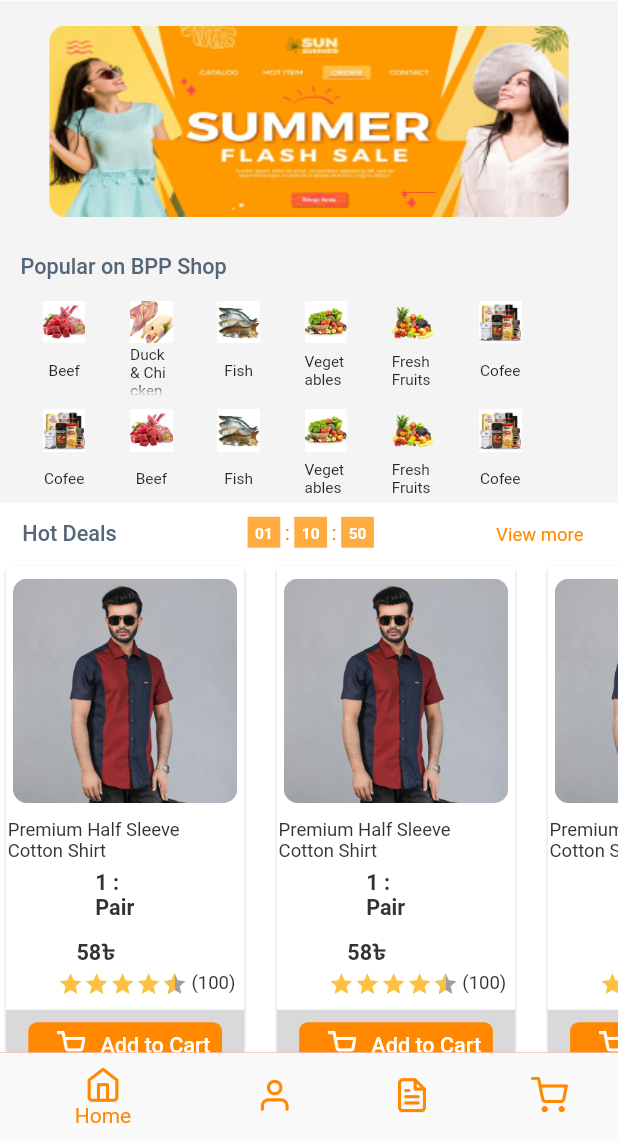
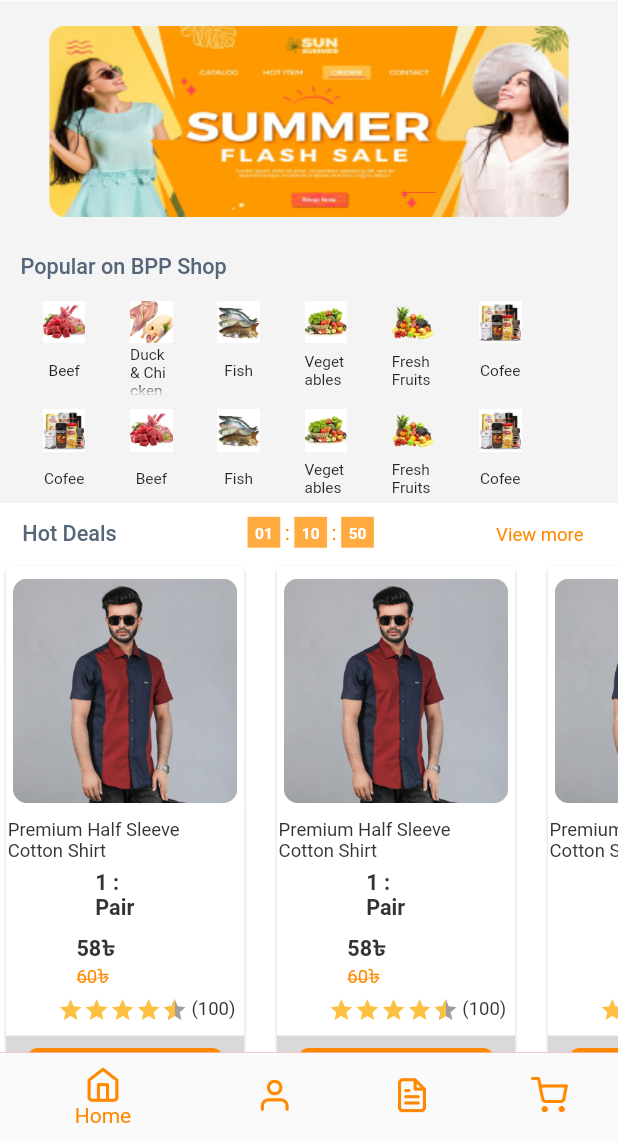
Before and after one commit to asif-excelitai/bpp_seller_ui, a Flutter app: the screen it shows after launch, on a phone screen of 412 x 824 dp, the part 95-1236 px from its top. Run offline on Flutter 3.47's test engine with Material 2 defaults, Android fonts, the phone set to English and light mode, and no system bars; drawn by our look-alikes of carousel_slider, dots_indicator, flutter_rating_bar; our stand-ins replace flutter_screenutil, slide_countdown.

Commit message:
discount sample model class start

```diff
--- a/lib/screens/Home_Screen/homescreen.dart
+++ b/lib/screens/Home_Screen/homescreen.dart
@@ -1,4 +1,3 @@
-import 'dart:developer';
 import 'package:bpp_seller_ans/screens/Home_Screen/widgets/Sub_category/popularOnbppShop.dart';
 import 'package:bpp_seller_ans/screens/Home_Screen/widgets/customAppbar.dart';
 import 'package:bpp_seller_ans/screens/Home_Screen/widgets/custom_Drawer.dart';
@@ -6,7 +5,7 @@ import 'package:flutter/material.dart';
 import 'package:flutter/services.dart';
 import 'package:flutter_screenutil/flutter_screenutil.dart';
 import 'widgets/carousal_slider.dart';
-import 'widgets/hot_deals_feather.dart';
+import 'widgets/Sub_category/hot_deals_feather.dart';
 
 
 class Homepage extends StatefulWidget {
@@ -51,14 +50,30 @@ class _HomepageState extends State<Homepage> {
           children: [
             Padding(
               padding: EdgeInsets.only( top: 16.h,right: 12.w,left: 12.w),
-              child: Column(
+              child:const  Column(
                 children: [
                   HomepageCarousalSlider(),
                   PopularOnBppShop()
                 ],
               ),
             ),
-           const HotdealsFeathers(),
+              HotdealsFeathers(),
+            Container(
+              margin: EdgeInsets.only(top: 30.h),
+              height: 122.h,
+              child:Row(
+                children: [
+                  Container(
+                    decoration: BoxDecoration(
+                      borderRadius: BorderRadius.circular(5),
+                    ),
+                    margin: EdgeInsets.only(left: 12.w,top: 18.h,bottom: 24.h),
+                    // height: 80.h,width: 220.w,
+                    child: Image.asset("assets/images/discount_sale/discount sale 1.png",height: 80.h,width: 220.w,),
+                  )
+                ],
+              ) ,
+            )
 
           ],
         ),
@@ -77,7 +92,7 @@ class _HomepageState extends State<Homepage> {
         ),
         child: BottomNavigationBar(
           onTap: (index) {
-            log("=========tapped on  $index");
+            // log("=========tapped on  $index");
             setState(() {
               _currentIndex= index;
             });
--- a/lib/screens/Home_Screen/widgets/hot_deals_feather.dart
+++ b/lib/screens/Home_Screen/widgets/Sub_category/hot_deals_feather.dart
@@ -2,9 +2,9 @@ import 'package:flutter/material.dart';
 import 'package:flutter_rating_bar/flutter_rating_bar.dart';
 import 'package:flutter_screenutil/flutter_screenutil.dart';
 
-import '../../../Model/hot_deals_product.dart';
-import 'add_to_cart_button.dart';
-import 'timer_countdown.dart';
+import '../../../../Model/hot_deals_product.dart';
+import '../add_to_cart_button.dart';
+import '../timer_countdown.dart';
 
 class HotdealsFeathers extends StatelessWidget {
   const HotdealsFeathers({
@@ -17,7 +17,7 @@ class HotdealsFeathers extends StatelessWidget {
       // margin: EdgeInsets.only(top: 0.h),
       height: 383.h,
       width: 360.w,
-      color: Color(0xFFFFFFFF),
+      color: const Color(0xFFFFFFFF),
       // color: Colors.red,
       child: Padding(
         padding:  EdgeInsets.only(top: 9.0.h),
@@ -35,7 +35,7 @@ class HotdealsFeathers extends StatelessWidget {
                     width: 66.w,
                     margin: EdgeInsets.only(top: 3.h,left: 13.w),
                     child: Text("Hot Deals",style: TextStyle(
-                      color:Color(0xFF546678),
+                      color:const Color(0xFF546678),
                       fontSize: 14.sp,
                       fontWeight: FontWeight.w500,
                     )),
@@ -47,7 +47,7 @@ class HotdealsFeathers extends StatelessWidget {
                       height: 15.h,
                       width: 60.w,
                       child: Text("View more",style: TextStyle(
-                          color: Color(0xFFFF8800),
+                          color: const Color(0xFFFF8800),
                           fontWeight: FontWeight.w400,
                           fontSize: 12.sp
 
@@ -60,7 +60,7 @@ class HotdealsFeathers extends StatelessWidget {
             Container(
               margin: EdgeInsets.only(top: 8.0),
               height: 322.h,
-              color: Color(0xFFFFFFFF),
+              color: const Color(0xFFFFFFFF),
               child:GridView.builder(
                 scrollDirection: Axis.horizontal,
                   gridDelegate: SliverGridDelegateWithFixedCrossAxisCount(
@@ -82,7 +82,7 @@ class HotdealsFeathers extends StatelessWidget {
                           Padding(
                             padding: EdgeInsets.only(top:6.h,right: 7.w,left: 1.w),
                             child: Text("${hotDealsList[index].productName}",overflow: TextOverflow.fade,style: TextStyle(
-                              color: Color(0xFF333333),
+                              color: const Color(0xFF333333),
                               fontWeight: FontWeight.w400,
                               fontSize: 12.sp
                             ),),
@@ -90,15 +90,15 @@ class HotdealsFeathers extends StatelessWidget {
                           Padding(
                             padding: EdgeInsets.only(top: 6.h,left: 52.w,right: 58.w),
                             child: Text("${hotDealsList[index].unit}" " : " "Pair",style:TextStyle(
-                              color: Color(0xFF333333),
+                              color: const Color(0xFF333333),
                               fontSize: 14.sp,
                               fontWeight: FontWeight.w600,
                             ) , ),
                           ),
                           Container(
-                            margin: EdgeInsets.only(top: 10.25.h,left:41.w,right:54.w  ),
-                             width:67.w,
-                            height: 17.h,
+                            margin: EdgeInsets.only(top: 8.h,left:41.w,right:54.w  ),
+                            //  width:67.w,
+                            // height: 17.h,
                             child: RichText(text:TextSpan(
                               children: <TextSpan>[
 
@@ -106,14 +106,14 @@ class HotdealsFeathers extends StatelessWidget {
                                   text: '${hotDealsList[index].productDiscountprice}' '৳ ',style: TextStyle(
                                   fontSize: 14.sp,
                                   fontWeight: FontWeight.w700,
-                                  color: Color(0xFF333333),
+                                  color: const Color(0xFF333333),
                                 )
                                 ),
 
                                 TextSpan(text: '${hotDealsList[index].productPrice}' '৳',style: TextStyle(
                                   fontSize: 12.sp,
                                   fontWeight: FontWeight.w400,
-                                  color: Color(0xFFFF8800),
+                                  color: const Color(0xFFFF8800),
                                   // decorationThickness:
                                   decoration: TextDecoration.lineThrough,
                                 ),)
@@ -136,6 +136,7 @@ class HotdealsFeathers extends StatelessWidget {
                                   child: RatingBar.builder(
                                     initialRating: hotDealsList[index].productRating as double,
                                       minRating: 1,
+                                      tapOnlyMode: true,
                                       direction: Axis.horizontal,
                                       allowHalfRating: true,
                                       itemCount: 5,
@@ -143,7 +144,8 @@ class HotdealsFeathers extends StatelessWidget {
                                       itemPadding: EdgeInsets.symmetric(horizontal: .1),
                                       itemBuilder: (context,_)=>Icon(Icons.star,color:Color(0xffFDC040) ,),
 
-                                      onRatingUpdate: (rating){}
+                                      onRatingUpdate: (rating){},
+
                                   ),
                                 ),
                                 Container(
--- a/pubspec.yaml
+++ b/pubspec.yaml
@@ -58,6 +58,7 @@ flutter:
     - assets/icon/popularitem/
     - assets/icon/bottom_nav_bar/
     - assets/images/product_type/
+    - assets/images/discount_sale/discount sale 1.png
 
   fonts:
     - family: Inter
```
Also changed, not shown: lib/Model/discount_price_image.dart (added, +9 -0 lines), lib/screens/Home_Screen/widgets/bottom_nav_bar.dart (deleted, +0 -41 lines), lib/screens/Order_list/order_list.dart (+7 -5 lines), assets/images/discount_sale/discount sale 1.png (added).
